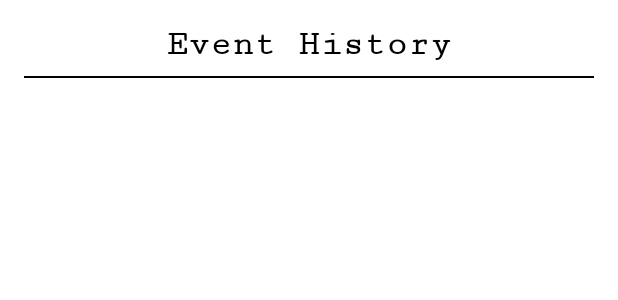
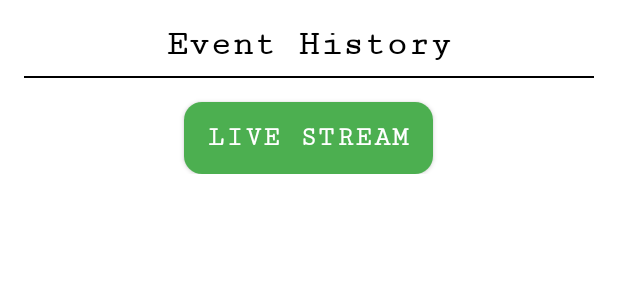
Before and after one commit to Zayan-Prasla/SolarEye, an Android app built with Jetpack Compose: the layout activity_event_history.xml on its own in the app's theme, with its tools: preview values and no code run, on a phone screen of 412 x 824 dp. Shown: the top 300 px of the screen. Run offline under Robolectric (Android 15) with nearby library versions, the phone set to English and light mode, and no system bars.

```diff
--- a/app/build.gradle.kts
+++ b/app/build.gradle.kts
@@ -86,6 +86,10 @@ dependencies {
     // Android Instrumented Test dependencies
     androidTestImplementation(libs.androidx.junit)
     androidTestImplementation(libs.androidx.espresso.core)
+
+    // Glide for image loading
+    implementation(libs.glide)
+    annotationProcessor(libs.compiler)
 }
 
 apply(plugin = "com.google.gms.google-services")
--- a/app/src/main/AndroidManifest.xml
+++ b/app/src/main/AndroidManifest.xml
@@ -67,5 +67,11 @@
             android:exported="true"
             android:theme="@style/Theme.SolarEye" />
 
+        <!-- VideoPlayerActivity -->
+        <activity
+            android:name=".VideoPlayerActivity"
+            android:exported="true"
+            android:theme="@style/Theme.SolarEye" />
+
     </application>
 </manifest>
--- a/app/src/main/java/com/zayan/solareye/EventItem.kt
+++ b/app/src/main/java/com/zayan/solareye/EventItem.kt
@@ -3,7 +3,7 @@ package com.zayan.solareye
 data class EventItem(
     val detectionType: String? = null,
     val time: String? = null,
-    val thumbnail: Int? = R.drawable.sample_event_history,
+    val thumbnail: String? = null,
     val headerTitle: String? = null
 ) {
     val isHeader: Boolean
--- a/app/src/main/res/layout/activity_event_history.xml
+++ b/app/src/main/res/layout/activity_event_history.xml
@@ -33,6 +33,21 @@
             android:layout_height="1dp"
             android:layout_marginTop="8dp"
             android:background="#000000" />
+
+        <!-- Live Stream Button -->
+        <Button
+            android:id="@+id/liveStreamButton"
+            android:layout_width="wrap_content"
+            android:layout_height="wrap_content"
+            android:layout_gravity="center_horizontal"
+            android:layout_marginTop="16dp"
+            android:background="@drawable/rounded_button_green"
+            android:fontFamily="serif-monospace"
+            android:text="@string/live_stream"
+            android:textColor="@android:color/white"
+            android:textSize="18sp"
+            android:textStyle="bold"
+            tools:ignore="TextContrastCheck" />
     </LinearLayout>
 
     <!-- Event History List -->
--- a/app/src/main/res/layout/activity_main.xml
+++ b/app/src/main/res/layout/activity_main.xml
@@ -67,7 +67,6 @@
                     android:layout_width="match_parent"
                     android:layout_height="match_parent"
                     android:scaleType="centerCrop"
-                    android:src="@drawable/sample_event_history"
                     android:contentDescription="@string/event_history_image_description" />
             </androidx.cardview.widget.CardView>
         </LinearLayout>
--- a/app/src/main/res/layout/event_item.xml
+++ b/app/src/main/res/layout/event_item.xml
@@ -16,7 +16,7 @@
         android:layout_marginEnd="16dp"
         android:contentDescription="@string/thumbnail"
         android:scaleType="centerCrop"
-        android:src="@drawable/ic_placeholder_thumbnail" />
+        android:src="@drawable/sample_event_history" />
 
     <!-- Event Details -->
     <LinearLayout
--- a/app/src/main/res/values/strings.xml
+++ b/app/src/main/res/values/strings.xml
@@ -89,6 +89,7 @@
     <string name="authentication_failed_with_message">Authentication failed: %1$s</string>
     <string name="password_reset_email_sent_successfully">Password reset email has been sent successfully.</string>
     <string name="failed_to_send_password_reset_email_with_message">Failed to send password reset email: %1$s</string>
+    <string name="live_stream">Live Stream</string>
     <string-array name="events_filter">
         <item>All Events</item>
         <item>Person Detected</item>
```
Also changed, not shown: app/src/main/java/com/zayan/solareye/EventHistoryActivity.kt (+20 -9 lines), app/src/main/java/com/zayan/solareye/EventHistoryAdapter.kt (+5 -4 lines), app/src/main/java/com/zayan/solareye/MainActivity.kt (+31 -0 lines), app/src/main/java/com/zayan/solareye/VideoPlayerActivity.kt (added, +29 -0 lines), app/src/main/res/drawable/ic_hamburger.xml (deleted, +0 -10 lines), app/src/main/res/layout/activity_video_player.xml (added, +13 -0 lines), gradle/libs.versions.toml (+8 -0 lines).
